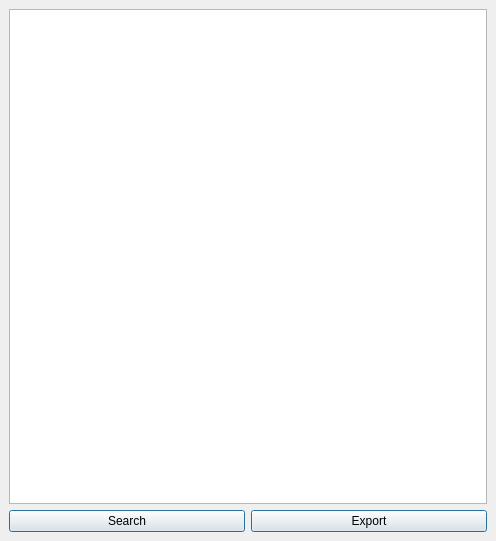
Before: the Qt Designer form Catalog/CatalogDialogUi.ui in nagyistge/DGConnect, drawn with Qt 5.
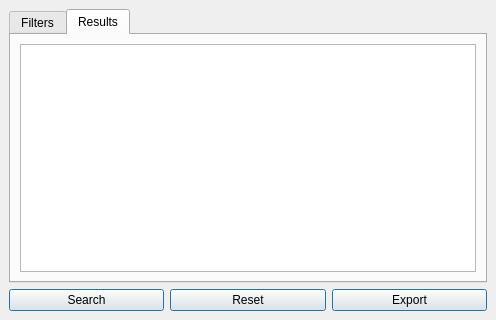
After: the same form once the commit is applied. The open tabs and pages were chosen to show the change.

```diff
--- a/Catalog/CatalogDialogUi.ui
+++ b/Catalog/CatalogDialogUi.ui
@@ -7,7 +7,7 @@
     <x>0</x>
     <y>0</y>
     <width>496</width>
-    <height>541</height>
+    <height>320</height>
    </rect>
   </property>
   <property name="sizePolicy">
@@ -26,40 +26,32 @@
      <verstretch>0</verstretch>
     </sizepolicy>
    </property>
-   <layout class="QGridLayout" name="gridLayout">
-    <item row="1" column="0">
-     <layout class="QVBoxLayout" name="verticalLayout">
-      <property name="sizeConstraint">
-       <enum>QLayout::SetNoConstraint</enum>
+   <layout class="QGridLayout" name="widget_layout">
+    <item row="0" column="0">
+     <widget class="QTabWidget" name="tab_widget">
+      <property name="currentIndex">
+       <number>0</number>
       </property>
-      <item>
-       <layout class="QHBoxLayout" name="button_layout">
-        <item>
-         <widget class="QPushButton" name="search_button">
-          <property name="text">
-           <string>Search</string>
-          </property>
-          <property name="default">
-           <bool>true</bool>
-          </property>
-         </widget>
+      <widget class="QWidget" name="filters_tab">
+       <attribute name="title">
+        <string>Filters</string>
+       </attribute>
+       <layout class="QGridLayout" name="filters_tab_layout">
+        <item row="0" column="1">
+         <layout class="QGridLayout" name="filters_layout"/>
         </item>
-        <item>
-         <widget class="QPushButton" name="export_button">
-          <property name="text">
-           <string>Export</string>
-          </property>
-          <property name="default">
-           <bool>true</bool>
-          </property>
-         </widget>
-        </item>
        </layout>
-      </item>
-     </layout>
-    </item>
+      </widget>
+      <widget class="QWidget" name="results_tab">
+       <attribute name="title">
+        <string>Results</string>
+       </attribute>
+       <layout class="QGridLayout" name="results_tab_layout">
     <item row="0" column="0">
      <widget class="QTableView" name="table_view">
+          <property name="enabled">
+           <bool>true</bool>
+          </property>
       <property name="sortingEnabled">
        <bool>true</bool>
       </property>
@@ -82,6 +74,44 @@
        <bool>false</bool>
       </attribute>
      </widget>
+        </item>
+       </layout>
+      </widget>
+     </widget>
+    </item>
+    <item row="1" column="0">
+     <layout class="QHBoxLayout" name="button_layout">
+      <item>
+       <widget class="QPushButton" name="search_button">
+        <property name="text">
+         <string>Search</string>
+        </property>
+        <property name="default">
+         <bool>true</bool>
+        </property>
+       </widget>
+      </item>
+      <item>
+       <widget class="QPushButton" name="reset_button">
+        <property name="text">
+         <string>Reset</string>
+        </property>
+        <property name="default">
+         <bool>true</bool>
+        </property>
+       </widget>
+      </item>
+      <item>
+       <widget class="QPushButton" name="export_button">
+        <property name="text">
+         <string>Export</string>
+        </property>
+        <property name="default">
+         <bool>true</bool>
+        </property>
+       </widget>
+      </item>
+     </layout>
     </item>
    </layout>
   </widget>
```
Lines whose indentation alone changed are shown as unchanged.
